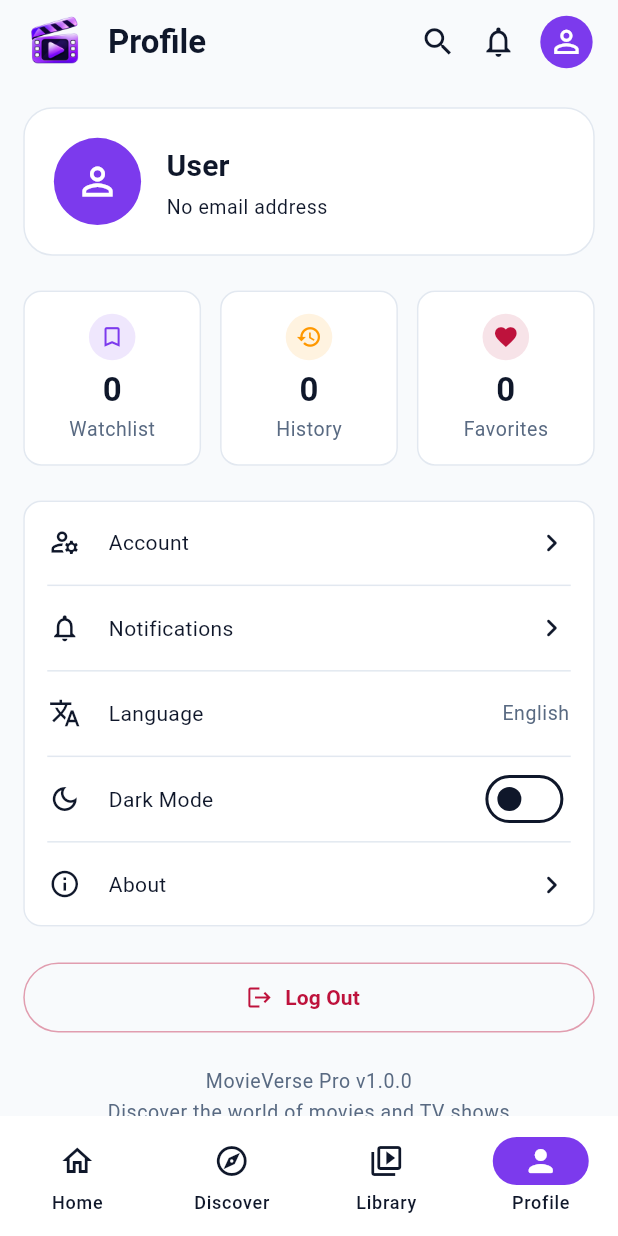
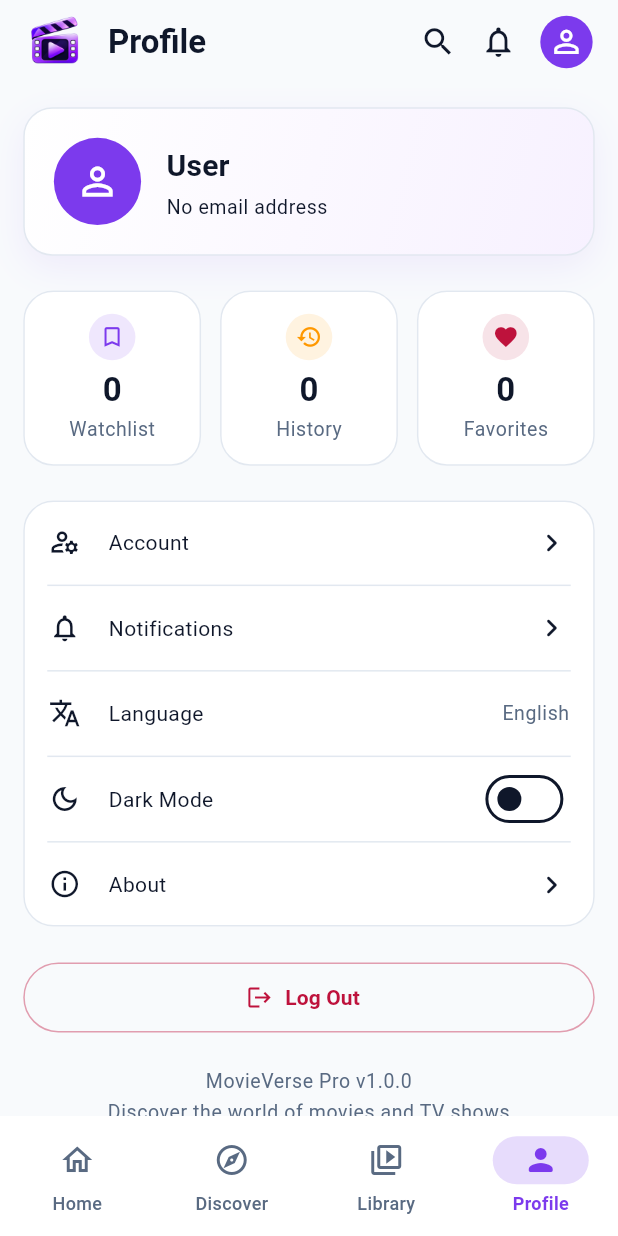
Before and after one commit to Ali-emad-25/movie-discovery-app, a Flutter app: the HomeScreen screen opened by its route, item 4 of the bottom bar chosen, on a phone screen of 412 x 824 dp. Run offline on Flutter 3.47's test engine with Material 3 defaults, Android fonts, the phone set to English and light mode, and no system bars; our stand-ins replace easy_localization, firebase_auth, firebase_core, flutter_bloc, flutter_screenutil, fluttertoast and 3 more; accounts and stored records are empty; network calls fail.

Commit message:
fix(theme): restore figma theme styling and resolve android compileSdk conflict

```diff
--- a/lib/core/utils/app_colors.dart
+++ b/lib/core/utils/app_colors.dart
@@ -23,7 +23,9 @@ class AppColors {
 
   // Card Colors
   static const cardLightColor = Colors.white;
-  static const cardDarkColor = Color(0xFF1C1F2A);
+  static const cardDarkColor = Color(0xFF151923);
+  static const profileLightColor = Color(0xFFF7F1FF);
+  static const profileDarkColor = Color(0xFF342447);
 
   // Field Colors
   static const fieldLightColor = Colors.white;
--- a/lib/core/utils/app_theme.dart
+++ b/lib/core/utils/app_theme.dart
@@ -81,7 +81,7 @@ class AppTheme {
         color: card,
         elevation: 0,
         shape: RoundedRectangleBorder(
-          borderRadius: BorderRadius.circular(12),
+          borderRadius: BorderRadius.circular(20),
           side: BorderSide(color: border),
         ),
       ),
@@ -135,6 +135,32 @@ class AppTheme {
 
       dividerColor: divider,
 
+      navigationBarTheme: NavigationBarThemeData(
+        backgroundColor: card,
+        surfaceTintColor: Colors.transparent,
+        indicatorColor: AppColors.primaryColor.withValues(alpha: 0.18),
+        iconTheme: WidgetStateProperty.resolveWith((states) {
+          if (states.contains(WidgetState.selected)) {
+            return const IconThemeData(color: AppColors.primaryColor);
+          }
+          return IconThemeData(color: secondaryText);
+        }),
+        labelTextStyle: WidgetStateProperty.resolveWith((states) {
+          if (states.contains(WidgetState.selected)) {
+            return const TextStyle(
+              color: AppColors.primaryColor,
+              fontWeight: FontWeight.w600,
+              fontSize: 12,
+            );
+          }
+          return TextStyle(
+            color: secondaryText,
+            fontWeight: FontWeight.w500,
+            fontSize: 12,
+          );
+        }),
+      ),
+
       bottomNavigationBarTheme: BottomNavigationBarThemeData(
         backgroundColor: card,
         selectedItemColor: primaryText,
--- a/lib/features/home/profile_tab/presentation/views/profile_screen.dart
+++ b/lib/features/home/profile_tab/presentation/views/profile_screen.dart
@@ -83,14 +83,31 @@ class _ProfileView extends StatelessWidget {
 
     const avatar = Icon(Icons.person_outline, color: Colors.white, size: 30);
 
+    final isDark = theme.brightness == Brightness.dark;
+
     return Container(
       padding: EdgeInsets.all(20.r),
       decoration: BoxDecoration(
         borderRadius: BorderRadius.circular(20.r),
         gradient: LinearGradient(
-          colors: [colors.surface, colors.surfaceContainerHighest],
+          colors: isDark
+              ? const [Color(0xFF2A124E), Color(0xFF1B1838)]
+              : const [Colors.white, Color(0xFFF7F1FF)],
+          begin: Alignment.topLeft,
+          end: Alignment.bottomRight,
         ),
-        border: Border.all(color: theme.dividerColor),
+        border: Border.all(
+          color: isDark
+              ? const Color(0xFF4C2A7D).withValues(alpha: 0.5)
+              : theme.dividerColor,
+        ),
+        boxShadow: [
+          BoxShadow(
+            color: colors.primary.withValues(alpha: isDark ? 0.18 : 0.08),
+            blurRadius: 20,
+            offset: const Offset(0, 8),
+          ),
+        ],
       ),
       child: Row(
         children: [
@@ -128,7 +145,9 @@ class _ProfileView extends StatelessWidget {
                             : 'profile.user'.tr()),
                   maxLines: 1,
                   overflow: TextOverflow.ellipsis,
-                  style: theme.textTheme.titleMedium,
+                  style: theme.textTheme.titleMedium?.copyWith(
+                    color: isDark ? Colors.white : null,
+                  ),
                 ),
 
                 SizedBox(height: 4.h),
@@ -142,7 +161,9 @@ class _ProfileView extends StatelessWidget {
                   maxLines: 2,
                   overflow: TextOverflow.ellipsis,
                   style: theme.textTheme.bodySmall?.copyWith(
-                    color: colors.onSurfaceVariant,
+                    color: isDark
+                        ? Colors.white.withValues(alpha: 0.7)
+                        : colors.onSurfaceVariant,
                   ),
                 ),
               ],
@@ -306,20 +327,13 @@ class _ProfileView extends StatelessWidget {
                 'profile.dark_mode',
                 onTap: state.isSaving
                     ? null
-                    : () => _requireAccount(
-                        context,
-                        user,
-                        () => settings.setDarkMode(!state.settings.isDark),
-                      ),
+                    : () => settings.setDarkMode(!state.settings.isDark),
                 trailing: Switch(
                   value: state.settings.isDark,
+                  activeTrackColor: theme.colorScheme.primary,
                   onChanged: state.isSaving
                       ? null
-                      : (value) => _requireAccount(
-                          context,
-                          user,
-                          () => settings.setDarkMode(value),
-                        ),
+                      : (value) => settings.setDarkMode(value),
                 ),
               ),
 
```
Also changed, not shown: pubspec.yaml (+5 -2 lines), pubspec.lock, 1 other file.
